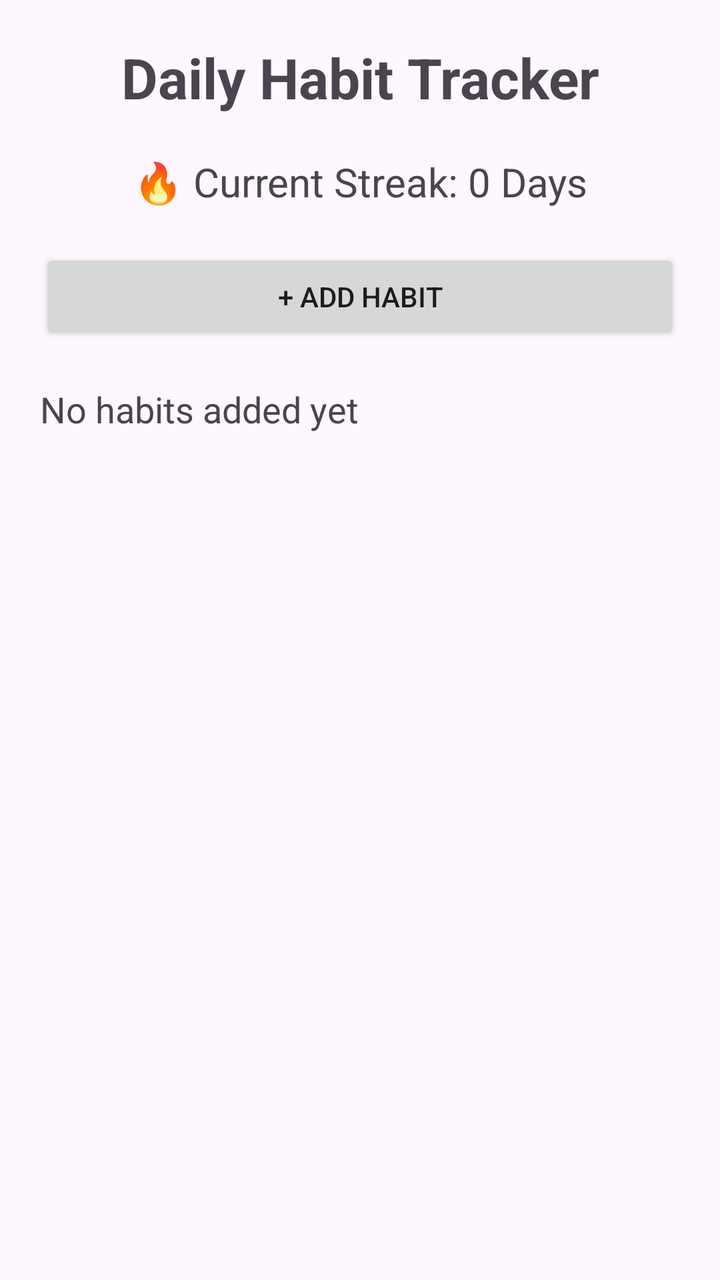
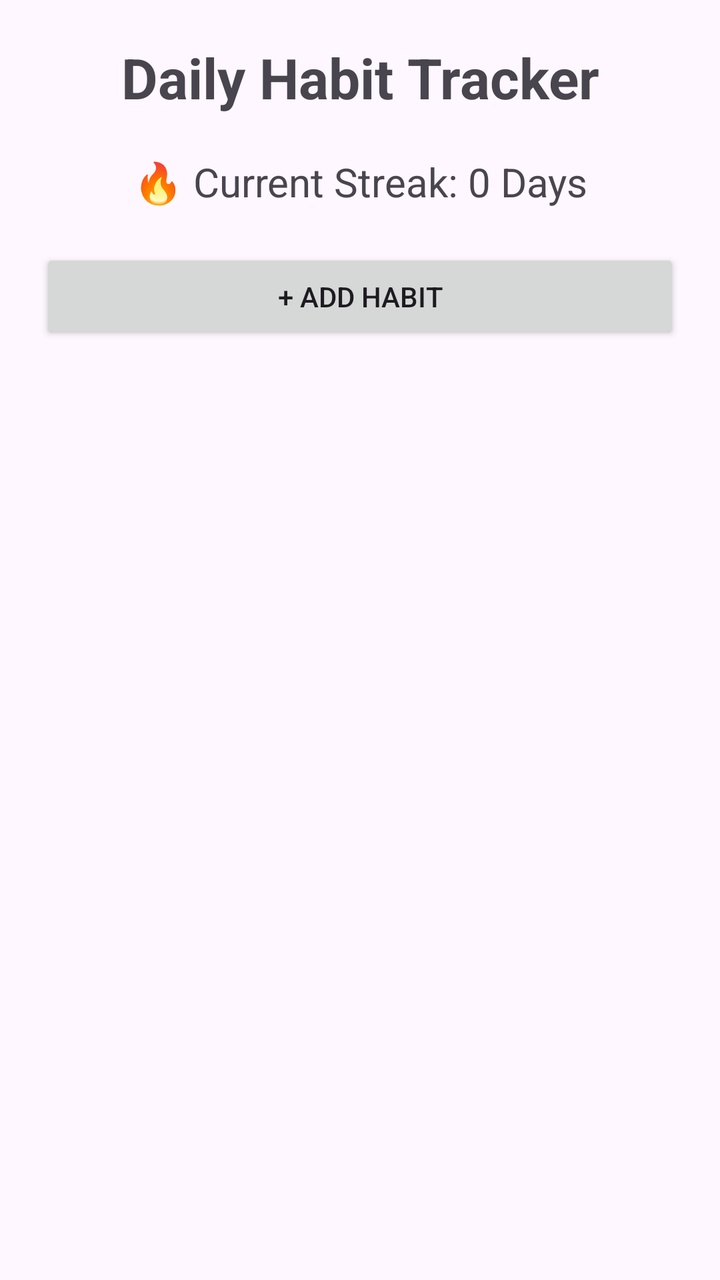

Before-and-after screenshots of an Android layout around one commit, followed by the original layout XML and the change that was made.
<!-- AndroidManifest.xml: application theme Theme.DailyHabitTracker -->
<!-- res/layout/activity_main.xml -->
<?xml version="1.0" encoding="utf-8"?>
<LinearLayout
    xmlns:android="http://schemas.android.com/apk/res/android"
    android:layout_width="match_parent"
    android:layout_height="match_parent"
    android:orientation="vertical"
    android:padding="20dp">

    <TextView
        android:layout_width="match_parent"
        android:layout_height="wrap_content"
        android:text="Daily Habit Tracker"
        android:textSize="28sp"
        android:textStyle="bold"
        android:gravity="center"
        android:layout_marginBottom="20dp"/>

    <TextView
        android:id="@+id/tvStreak"
        android:layout_width="match_parent"
        android:layout_height="wrap_content"
        android:text="🔥 Current Streak: 0 Days"
        android:textSize="20sp"
        android:gravity="center"
        android:layout_marginBottom="20dp"/>

    <Button
        android:id="@+id/btnAddHabit"
        android:layout_width="match_parent"
        android:layout_height="wrap_content"
        android:text="+ Add Habit"
        android:layout_marginBottom="20dp"/>

    <TextView
        android:id="@+id/tvHabits"
        android:layout_width="match_parent"
        android:layout_height="wrap_content"
        android:text="No habits added yet"
        android:textSize="18sp"/>

</LinearLayout>
<!-- resources referenced by this layout -->
<resources>
  <style name="Theme.DailyHabitTracker" parent="Base.Theme.DailyHabitTracker" />
  <style name="Base.Theme.DailyHabitTracker" parent="Theme.Material3.DayNight.NoActionBar">
          
          
      </style>
</resources>

<!-- the commit's change to res/layout/activity_main.xml (unified diff, before → after) -->
@@ -31,11 +31,10 @@
         android:text="+ Add Habit"
         android:layout_marginBottom="20dp"/>
 
-    <TextView
-        android:id="@+id/tvHabits"
+    <androidx.recyclerview.widget.RecyclerView
+        android:id="@+id/recyclerViewHabits"
         android:layout_width="match_parent"
-        android:layout_height="wrap_content"
-        android:text="No habits added yet"
-        android:textSize="18sp"/>
+        android:layout_height="0dp"
+        android:layout_weight="1"/>
 
 </LinearLayout>
